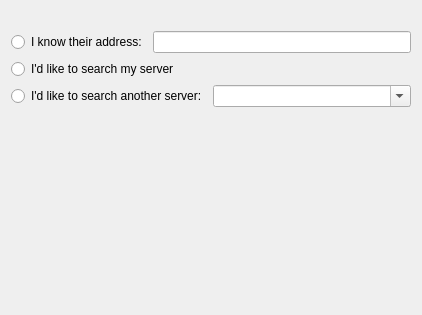
The window that Swift/QtUI/UserSearch/QtUserSearchFirstPage.ui (swift/swift) describes before a commit, drawn with Qt 5.
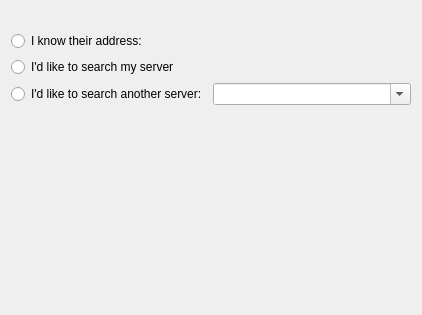
The same window after the commit.

```diff
--- a/Swift/QtUI/UserSearch/QtUserSearchFirstPage.ui
+++ b/Swift/QtUI/UserSearch/QtUserSearchFirstPage.ui
@@ -36,9 +36,6 @@
        </property>
       </widget>
      </item>
-     <item>
-      <widget class="QLineEdit" name="jid_"/>
-     </item>
     </layout>
    </item>
    <item>
```
Left out of the diff: 9 changed lines with no effect on the pictures.
